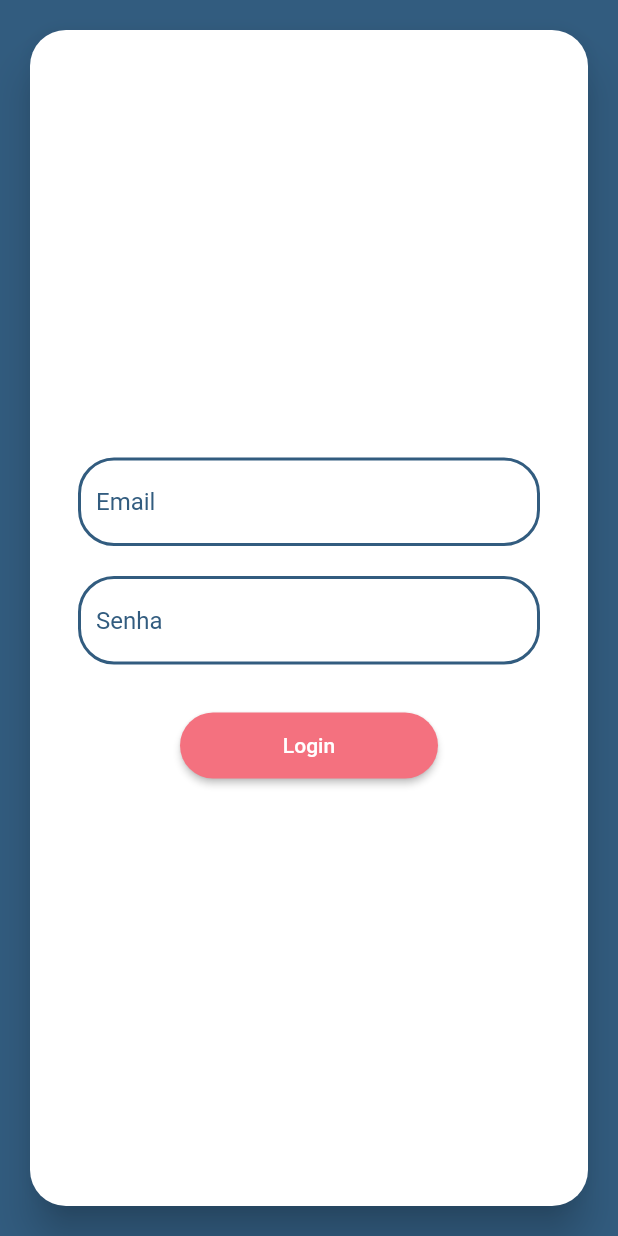
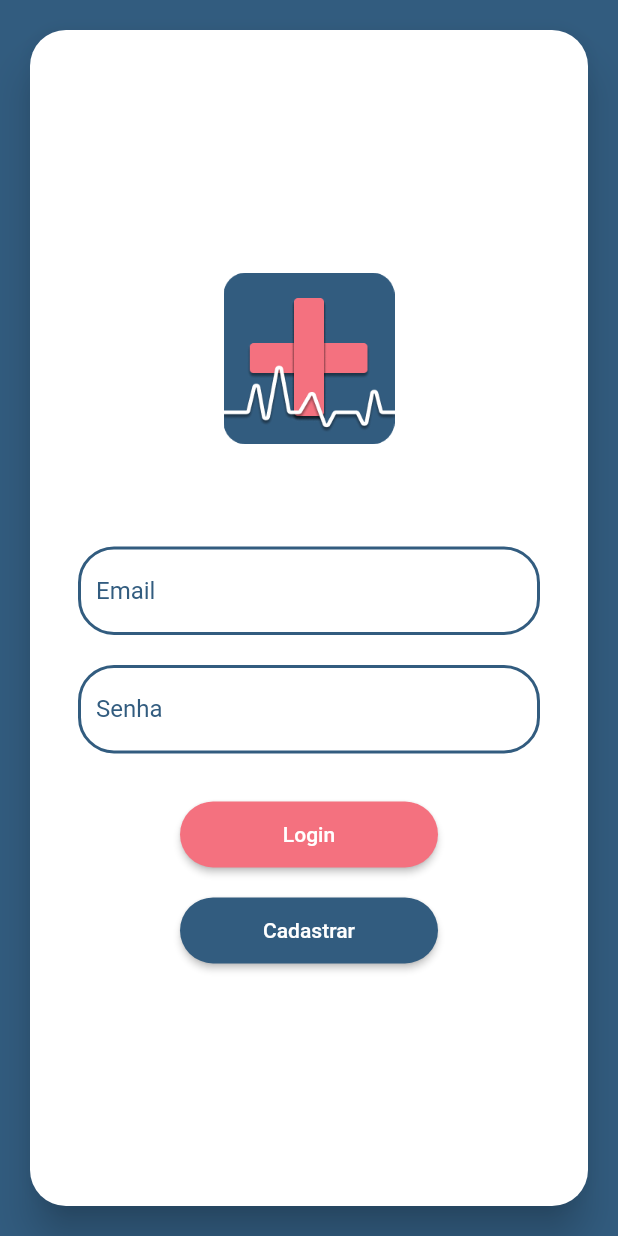
Before and after one commit to Garabriels3/CovidApp, a Flutter app: the screen it shows after launch, after a tap on "Login", on a phone screen of 412 x 824 dp. Run offline on Flutter 3.47's test engine with Material 2 defaults, Android fonts, the light colour scheme and no system bars; our stand-ins replace mobx, splashscreen; generated files the repository leaves out were written again.

Commit message:
SplashScreen, e configuracao com FireBase, Android/ios

```diff
--- a/lib/app/ui/login/login_page.dart
+++ b/lib/app/ui/login/login_page.dart
@@ -16,7 +16,10 @@ class _LoginPageState extends State<LoginPage> {
     return KeyboardHideable(
       child: Scaffold(
         backgroundColor: darkPrimaryColor,
-        body: SafeArea(
+        body: SingleChildScrollView(
+          child: Container(
+            height: MediaQuery.of(context).size.height,
+            child: SafeArea(
               child: Center(
                 child: Padding(
                   padding: const EdgeInsets.all(sixteen),
@@ -35,19 +38,40 @@ class _LoginPageState extends State<LoginPage> {
                             child: Column(
                               mainAxisAlignment: MainAxisAlignment.center,
                               children: <Widget>[
+                                Spacer(),
+                                AnimatedContainer(
+                                  duration: Duration(milliseconds: 100),
+                                    child: Image.asset(
+                                        "assets/images/logo_covid_app.png")),
+                                SizedBox(
+                                  height: sixtyEight,
+                                ),
                                 Column(
                                   children: <Widget>[
-                                TextFormFieldComponent("Email"),
+                                    TextFormFieldComponent("Email", false),
                                     SizedBox(
                                       height: twenty,
                                     ),
-                                TextFormFieldComponent("Senha"),
+                                    TextFormFieldComponent("Senha", true),
                                   ],
                                 ),
                                 SizedBox(
                                   height: thirtyTwo,
                                 ),
-                            ButtonComponent()
+                                ButtonComponent(
+                                  title: "Login",
+                                  fillColor: rosePrimaryColor,
+                                  textColor: Colors.white,
+                                ),
+                                SizedBox(
+                                  height: twenty,
+                                ),
+                                ButtonComponent(
+                                  title: "Cadastrar",
+                                  fillColor: darkPrimaryColor,
+                                  textColor: Colors.white,
+                                ),
+                                Spacer(),
                               ],
                             ),
                           ),
@@ -59,6 +83,8 @@ class _LoginPageState extends State<LoginPage> {
               ),
             ),
           ),
+        ),
+      ),
     );
   }
 }
--- a/lib/app/ui/login/login_viewmodel.dart
+++ b/lib/app/ui/login/login_viewmodel.dart
@@ -0,0 +1,9 @@
+import 'package:mobx/mobx.dart';
+
+part 'login_viewmodel.g.dart';
+
+class LoginViewModel = LoginViewModelBase with _$LoginViewModel;
+
+abstract class LoginViewModelBase with Store {
+
+}
--- a/lib/app/ui/login/widgets/text_form_field_component.dart
+++ b/lib/app/ui/login/widgets/text_form_field_component.dart
@@ -5,7 +5,8 @@ import 'package:flutter/material.dart';
 // ignore: must_be_immutable
 class TextFormFieldComponent extends StatefulWidget {
   var hintText;
-  TextFormFieldComponent(this.hintText);
+  var hideText;
+  TextFormFieldComponent(this.hintText, this.hideText);
   @override
   _TextFormFieldComponentState createState() => _TextFormFieldComponentState();
 }
@@ -16,6 +17,7 @@ class _TextFormFieldComponentState extends State<TextFormFieldComponent> {
     return Theme(
       data: ThemeData(cursorColor: rosePrimaryColor, hintColor: darkPrimaryColor),
       child: TextFormField(
+        obscureText: widget.hideText,
         decoration: InputDecoration(
           hintText: widget.hintText,
           border: OutlineInputBorder(
--- /dev/null
+++ b/lib/app/ui/splashscreen/splashscreen_page.dart
@@ -0,0 +1,55 @@
+import 'package:covid_app/app/ui/login/login_page.dart';
+import 'package:covid_app/core/constants/colors.dart';
+import 'package:covid_app/core/constants/dimens.dart';
+import 'package:covid_app/core/constants/fonts.dart';
+import 'package:flutter/material.dart';
+import 'package:splashscreen/splashscreen.dart';
+
+class SplashPage extends StatefulWidget {
+  SplashPage({Key key, this.title}) : super(key: key);
+  final String title;
+
+  @override
+  _SplashPageState createState() => _SplashPageState();
+}
+
+class _SplashPageState extends State<SplashPage> {
+  @override
+  Widget build(BuildContext context) {
+    return _introScreen();
+  }
+}
+
+Widget _introScreen() {
+  return Material(
+    child: Stack(
+      children: <Widget>[
+        SplashScreen(
+          seconds: 3,
+          navigateAfterSeconds: LoginPage(),
+          backgroundColor: darkPrimaryColor,
+          loaderColor: darkPrimaryColor,
+        ),
+        Container(
+          width: double.infinity,
+          child: Column(
+            mainAxisAlignment: MainAxisAlignment.center,
+            crossAxisAlignment: CrossAxisAlignment.center,
+            children: <Widget>[
+              Image.asset("assets/images/logo_covid_app_3x.png"),
+              SizedBox(height: sixteen,),
+              Text(
+                "COVID ANALYTIC",
+                style: TextStyle(
+                  fontSize: thirtyTwo,
+                  fontWeight: FontWeight.w200,
+                  color: Colors.white,
+                ),
+              ),
+            ],
+          ),
+        ),
+      ],
+    ),
+  );
+}
--- a/lib/app/widgets/button_component.dart
+++ b/lib/app/widgets/button_component.dart
@@ -3,6 +3,12 @@ import 'package:covid_app/core/constants/dimens.dart';
 import 'package:flutter/material.dart';
 
 class ButtonComponent extends StatefulWidget {
+
+  var title;
+  var fillColor;
+  var textColor;
+  ButtonComponent({Key key, this.title, this.fillColor, this.textColor});
+
   @override
   _ButtonComponentState createState() => _ButtonComponentState();
 }
@@ -21,11 +27,11 @@ class _ButtonComponentState extends State<ButtonComponent> {
           ),
         ),
         onPressed: () {},
-        color: rosePrimaryColor,
+        color: widget.fillColor,
         child: Text(
-          "Login",
+          widget.title,
           style: TextStyle(
-            color: Colors.white,
+            color: widget.textColor,
           ),
         ),
       ),
--- /dev/null
+++ b/lib/core/constants/fonts.dart
@@ -0,0 +1,2 @@
+const FONT_AVENIR = 'AvenirLTStd-Black';
+const FONT_AVENIR_MEDIUM = 'AvenirLTStd-Medium.';
--- a/lib/covid_app.dart
+++ b/lib/covid_app.dart
@@ -2,6 +2,7 @@ import 'package:covid_app/core/constants/colors.dart';
 import 'package:flutter/cupertino.dart';
 import 'package:flutter/material.dart';
 import 'app/ui/login/login_page.dart';
+import 'app/ui/splashscreen/splashscreen_page.dart';
 
 class CovidApp extends StatelessWidget {
   @override
@@ -11,7 +12,7 @@ class CovidApp extends StatelessWidget {
       theme: ThemeData(
         visualDensity: VisualDensity.adaptivePlatformDensity,
       ),
-      home: LoginPage(),
+      home: SplashPage(),
     );
   }
 }
--- a/pubspec.yaml
+++ b/pubspec.yaml
@@ -23,6 +23,7 @@ environment:
 dependencies:
   flutter:
     sdk: flutter
+  splashscreen: ^1.2.0
   mobx: ^1.0.0
   flutter_mobx: ^1.0.0
   cupertino_icons: ^0.1.3
@@ -45,7 +46,8 @@ flutter:
   uses-material-design: true
 
   assets:
-    - assets/images/
+    - assets/images/logo_covid_app.png
+    - assets/images/logo_covid_app_3x.png
     - assets/fonts/
   fonts:
     - family: AvenirLTStd
@@ -60,6 +62,7 @@ flutter:
           weight: 700
         - asset: assets/fonts/AvenirLTStd-Roman.otf
           weight: 700
+
 
   # An image asset can refer to one or more resolution-specific "variants", see
   # https://flutter.dev/assets-and-images/#resolution-aware.
```
Also changed, not shown: assets/images/2.0x/logo_covid_app.png (added), assets/images/3.0x/logo_covid_app_3x.png (added), lib/app/ui/login/login_viewmodel.g.dart (added), pubspec.lock, 11 other files. Lines whose indentation alone changed are shown as unchanged.
